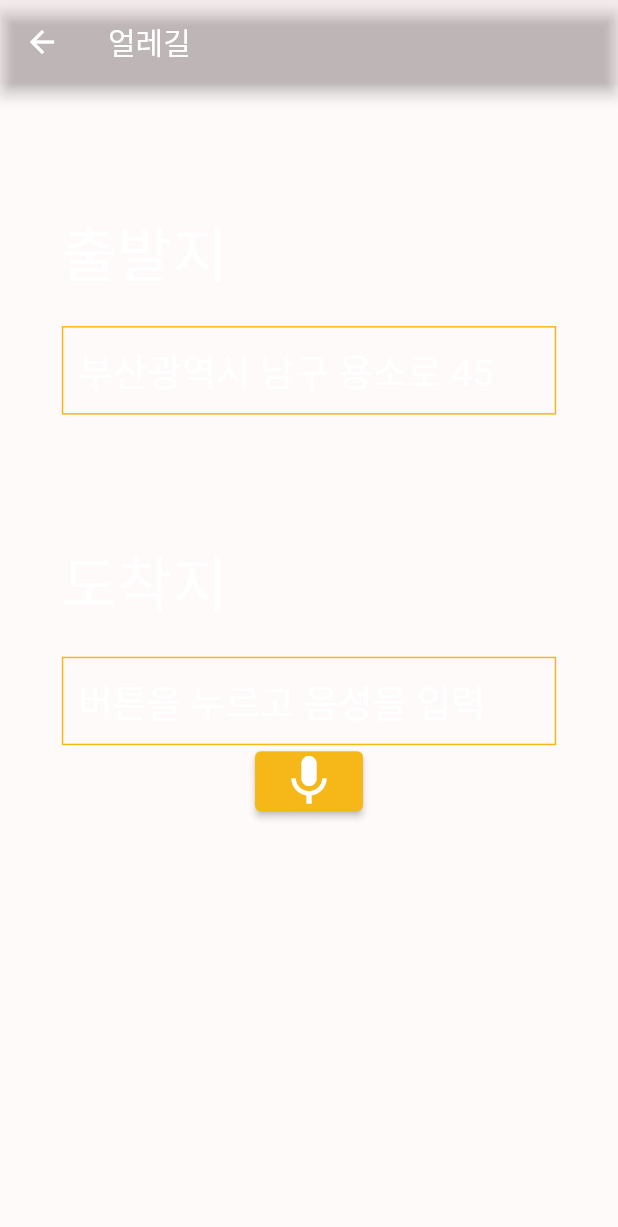
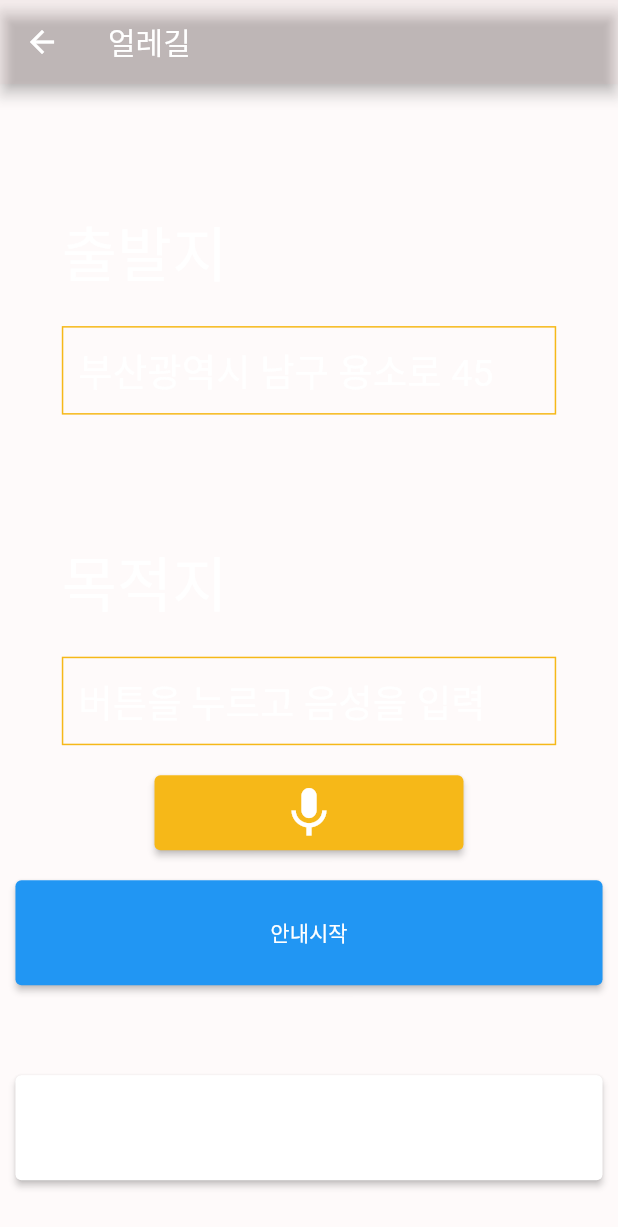
Before and after one commit to EolleRoad/eolleroad, a Flutter app: the NavigationScreen screen opened directly, on a phone screen of 412 x 824 dp. Shown: the top 1227 px of the screen. Run offline on Flutter 3.47's test engine with Material 2 defaults, Android fonts, the light colour scheme and no system bars; our stand-ins replace camera, flutter_tts, get, speech_to_text; missing offline and left inert: slidable_button.

Commit message:
interview vesion update

```diff
--- a/flutter/lib/AssistButton.dart
+++ b/flutter/lib/AssistButton.dart
@@ -1,7 +1,12 @@
 import 'package:flutter/material.dart';
 import 'package:flutter_tts/flutter_tts.dart';
 
+
 class AssistButton extends StatefulWidget {
+  final String speakmessage;
+
+  AssistButton({required this.speakmessage});
+
   @override
   _AssistButtonState createState() => _AssistButtonState();
 }
@@ -10,9 +15,9 @@ class _AssistButtonState extends State<AssistButton> {
   FlutterTts flutterTts = FlutterTts();
 
   Future<void> _speak(String text) async {
-    await flutterTts.setLanguage("ko-KR"); // 음성 언어 설정
-    await flutterTts.setPitch(1); // 음성 피치 설정 (0.5 ~ 2.0)
-    await flutterTts.speak(text); // 텍스트를 음성으로
+    await flutterTts.setLanguage("ko-KR");
+    await flutterTts.setPitch(1);
+    await flutterTts.speak(text);
   }
 
   @override
@@ -21,14 +26,13 @@ class _AssistButtonState extends State<AssistButton> {
       margin: EdgeInsets.only(top: 20),
       child: ElevatedButton(
         onPressed: () {
-          _speak("이번역은 못골시장, 다음역은 대연역입니다");
+          _speak(widget.speakmessage); //speakmessage 사용
         },
         style: ElevatedButton.styleFrom(
-          fixedSize: Size(MediaQuery.of(context).size.width*0.95,20),
-          //shape: const CircleBorder(),
+          fixedSize: Size(MediaQuery.of(context).size.width * 0.95, 70),
           backgroundColor: Colors.white,
         ),
-        child: null,
+        child: Text("Press me"), // 버튼에 텍스트 추가
       ),
     );
   }
--- a/flutter/lib/BusStop.dart
+++ b/flutter/lib/BusStop.dart
@@ -86,7 +86,9 @@ class _BusStopState extends State<BusStop> {
           BusNumber(),
           StopButton(),
           BusStation(),
-          AssistButton(),
+          Container(
+            margin: EdgeInsets.only(top: MediaQuery.of(context).size.height*0.1),
+            child : AssistButton(speakmessage: "이번역은 못골시장, 다음역은 대연역입니다. 하차하실려면 화면 중앙의 버튼을 눌러주세요."),),
         ],
       ),
     );
--- a/flutter/lib/Navi.dart
+++ b/flutter/lib/Navi.dart
@@ -1,5 +1,6 @@
 import 'dart:async';
 
+import 'package:eolleroad/AssistButton.dart';
 import 'package:flutter/material.dart';
 import 'package:speech_to_text/speech_to_text.dart' as stt;
 
@@ -19,10 +20,8 @@ class _NavigationScreenState extends State<NavigationScreen> {
 
   void _startListening() async {
     bool available = await _speech.initialize(
-      onStatus: (status) {
-      },
-      onError: (error) {
-      },
+      onStatus: (status) {},
+      onError: (error) {},
     );
 
     if (available) {
@@ -68,7 +67,6 @@ class _NavigationScreenState extends State<NavigationScreen> {
     }
   }
 
-
   void _toggleListening() {
     if (_isListening) {
       _stopListening();
@@ -80,7 +78,6 @@ class _NavigationScreenState extends State<NavigationScreen> {
       _isListening = !_isListening; // 버튼 상태 변경
     });
   }
-
 
   @override
   Widget build(BuildContext context) {
@@ -94,14 +91,33 @@ class _NavigationScreenState extends State<NavigationScreen> {
         children: [
           Departure(),
           Arrival(),
-          ElevatedButton(
-            onPressed: _isListening ? _stopListening : _toggleListening,
-            style: ElevatedButton.styleFrom(backgroundColor: _isListening ? Color(0xff231FAD) : Color(0xffF6B818),),
-            child: Icon(
-              _isListening ? Icons.stop : Icons.mic,
-              size: 40,
+          Container(
+            margin: EdgeInsets.only(top: 20),
+            child: ElevatedButton(
+              onPressed: _isListening ? _stopListening : _toggleListening,
+              style: ElevatedButton.styleFrom(
+                  backgroundColor:
+                      _isListening ? Color(0xff231FAD) : Color(0xffF6B818),
+                  fixedSize: Size(MediaQuery.of(context).size.width * 0.5, 50)),
+              child: Icon(
+                _isListening ? Icons.stop : Icons.mic,
+                size: 40,
+              ),
             ),
           ),
+          Container(
+            margin: EdgeInsets.only(top: 20, bottom: 40),
+            child: ElevatedButton(
+                onPressed: () {},
+                style: ElevatedButton.styleFrom(
+                  fixedSize: Size(MediaQuery.of(context).size.width * 0.95, 70),
+                  backgroundColor: Colors.blue,
+                ),
+                child: Text("안내시작")),
+          ),
+          AssistButton(
+              speakmessage:
+                  "출발지는 부산광역시 남구 용소로 45, 목적지는 $_spokenText입니다. 안내를 시작하려면 파란색 안내시작버튼을 눌러주세요. 목적지를 다시 입력하시려면 노란색 마이크 버튼을 눌러 다시 말해주세요")
         ],
       ),
     );
@@ -140,7 +156,7 @@ class _NavigationScreenState extends State<NavigationScreen> {
         children: [
           Container(
             margin: EdgeInsets.only(bottom: 20),
-            child: Text('도착지',
+            child: Text('목적지',
                 style: TextStyle(color: Colors.white, fontSize: 40)),
           ),
           Container(
```
Also changed, not shown: flutter/lib/Camera.dart (+17 -1 lines), flutter/lib/Home.dart (+7 -0 lines), flutter/lib/Option.dart (+4 -12 lines).
